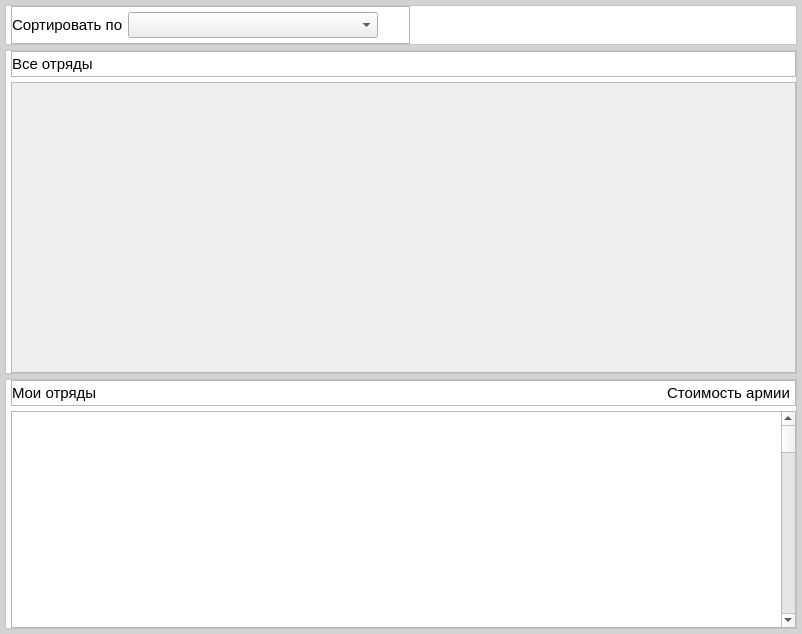
The window that windows/ui/armyConstructWidget.ui (MegaSamsa/BronepehotaHelper) describes before a commit, drawn with Qt 5.
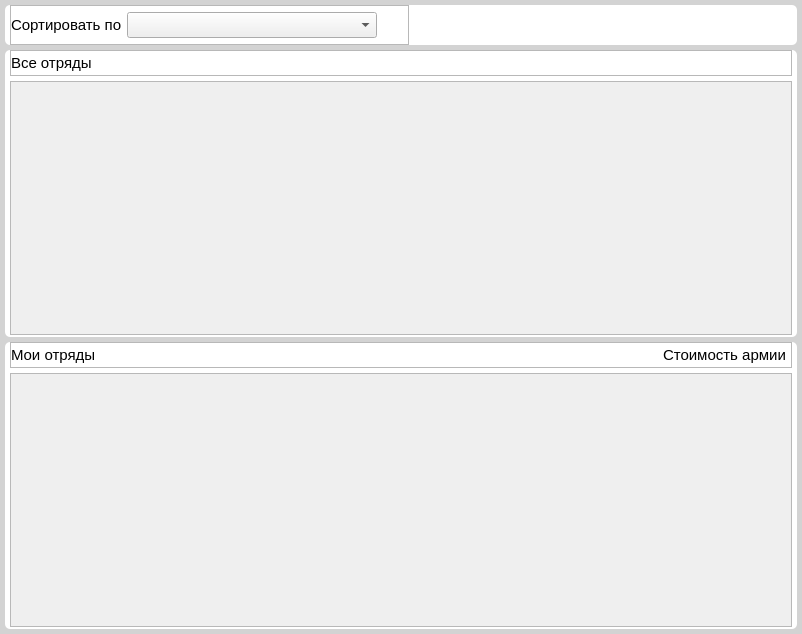
The same window after the commit. Icons and pictures are not drawn.

What changed in the file:
```diff
--- a/windows/ui/armyConstructWidget.ui
+++ b/windows/ui/armyConstructWidget.ui
@@ -14,7 +14,10 @@
    <string>armyConstructWidget</string>
   </property>
   <property name="styleSheet">
-   <string notr="true">#armyConstructWidget{background-color: lightgrey;}</string>
+   <string notr="true">#armyConstructWidget{background-color: lightgrey;}
+#FiltersFrame, #AllArmlistMainFrame, #UserArmlistMainFrame{
+border-radius: 5px;
+}</string>
   </property>
   <layout class="QVBoxLayout" name="verticalLayout_3">
    <property name="spacing">
@@ -238,10 +241,10 @@
        <number>0</number>
       </property>
       <property name="rightMargin">
-       <number>0</number>
+       <number>5</number>
       </property>
       <property name="bottomMargin">
-       <number>0</number>
+       <number>2</number>
       </property>
       <item>
        <widget class="QFrame" name="AllInfoLabelFrame">
@@ -322,8 +325,8 @@
           <rect>
            <x>0</x>
            <y>0</y>
-           <width>783</width>
-           <height>289</height>
+           <width>780</width>
+           <height>252</height>
           </rect>
          </property>
          <layout class="QGridLayout" name="AllGridLayout">
@@ -383,10 +386,10 @@
        <number>0</number>
       </property>
       <property name="rightMargin">
-       <number>0</number>
+       <number>5</number>
       </property>
       <property name="bottomMargin">
-       <number>0</number>
+       <number>2</number>
       </property>
       <item>
        <widget class="QFrame" name="UserInfoLabelFrame">
@@ -452,56 +455,52 @@
        </widget>
       </item>
       <item>
-       <widget class="QFrame" name="UserArmlistFrame">
-        <property name="frameShape">
-         <enum>QFrame::Shape::StyledPanel</enum>
+       <widget class="QScrollArea" name="UserScrollArea">
+        <property name="minimumSize">
+         <size>
+          <width>0</width>
+          <height>250</height>
+         </size>
         </property>
-        <property name="frameShadow">
-         <enum>QFrame::Shadow::Raised</enum>
+        <property name="maximumSize">
+         <size>
+          <width>16777215</width>
+          <height>500</height>
+         </size>
         </property>
-        <layout class="QHBoxLayout" name="horizontalLayout_6">
-         <property name="spacing">
-          <number>5</number>
-         </property>
-         <property name="leftMargin">
-          <number>0</number>
-         </property>
-         <property name="topMargin">
-          <number>0</number>
+        <property name="horizontalScrollBarPolicy">
+         <enum>Qt::ScrollBarPolicy::ScrollBarAlwaysOff</enum>
+        </property>
+        <property name="widgetResizable">
+         <bool>true</bool>
+        </property>
+        <widget class="QWidget" name="scrollAreaWidgetContents">
+         <property name="geometry">
+          <rect>
+           <x>0</x>
+           <y>0</y>
+           <width>780</width>
+           <height>252</height>
+          </rect>
          </property>
-         <property name="rightMargin">
-          <number>0</number>
-         </property>
-         <property name="bottomMargin">
-          <number>0</number>
-         </property>
-         <item>
           <layout class="QGridLayout" name="UserGridLayout">
            <property name="leftMargin">
-            <number>2</number>
+           <number>8</number>
            </property>
            <property name="topMargin">
-            <number>2</number>
+           <number>8</number>
            </property>
            <property name="rightMargin">
-            <number>2</number>
+           <number>8</number>
            </property>
            <property name="bottomMargin">
-            <number>2</number>
+           <number>8</number>
            </property>
            <property name="spacing">
-            <number>5</number>
-           </property>
-          </layout>
-         </item>
-         <item alignment="Qt::AlignmentFlag::AlignRight">
-          <widget class="QScrollBar" name="UserVerticalScrollBar">
-           <property name="orientation">
-            <enum>Qt::Orientation::Vertical</enum>
-           </property>
-          </widget>
-         </item>
-        </layout>
+           <number>12</number>
+          </property>
+         </layout>
+        </widget>
        </widget>
       </item>
      </layout>
```
Left out of the diff: 3 changed lines with no effect on the pictures. Lines whose indentation alone changed are shown as unchanged.
